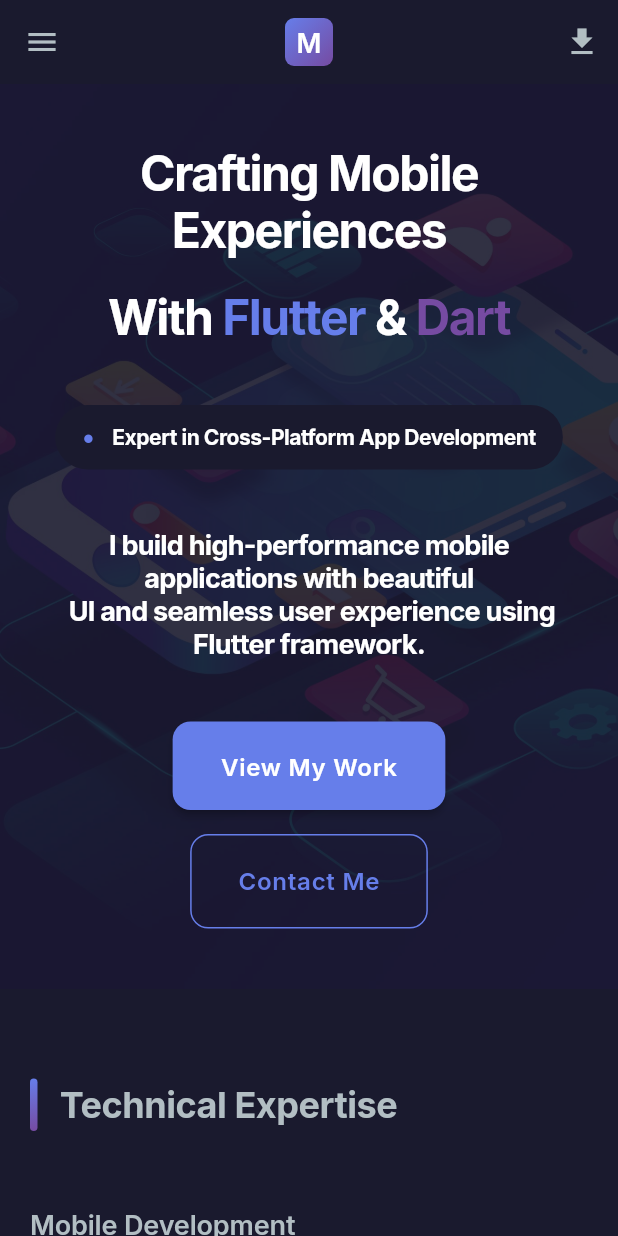
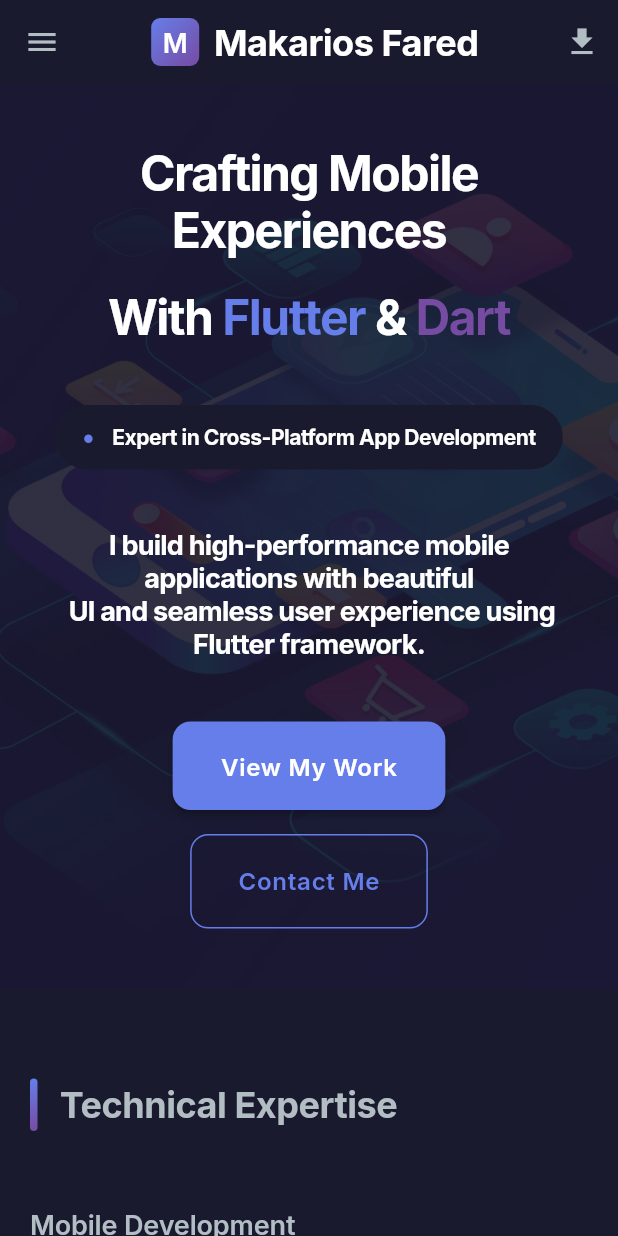
Before and after one commit to MakariosFared/portfolio, a Flutter app: the screen it shows after launch, on a phone screen of 412 x 824 dp. Run offline on Flutter 3.47's test engine with Material 3 defaults, Android fonts, the phone set to English and light mode, and no system bars; our stand-ins replace animate_do, dio, google_fonts.

Commit message:
edit the appbar in mobile and tablet mode

```diff
--- a/lib/features/home/views/home_mobile.dart
+++ b/lib/features/home/views/home_mobile.dart
@@ -12,22 +12,43 @@
   Widget build(BuildContext context) {
     return Scaffold(
       backgroundColor: AppColors.backgroundDark,
-      drawer: const Drawer(
+      drawer: Drawer(
         backgroundColor: AppColors.surfaceDark,
-        child: Center(
-          child: Text('Mobile Menu', style: TextStyle(color: Colors.white)),
+        child: Column(
+          mainAxisAlignment: MainAxisAlignment.center,
+          spacing: 12,
+          children: [
+            TextButton(
+              onPressed: () {},
+              child: const Text(
+                'Home',
+                style: TextStyle(color: AppColors.textLight),
+              ),
+            ),
+            TextButton(
+              onPressed: () {},
+              child: const Text(
+                'Projects',
+                style: TextStyle(color: AppColors.textLight),
+              ),
+            ),
+            TextButton(
+              onPressed: () {},
+              child: const Text(
+                'Contact',
+                style: TextStyle(color: AppColors.textLight),
+              ),
+            ),
+          ],
         ),
       ),
       appBar: AppBar(
         backgroundColor: AppColors.backgroundDark,
         elevation: 0,
-        leading: Builder(
-          builder: (context) => IconButton(
-            icon: const Icon(Icons.menu, color: AppColors.textLight),
-            onPressed: () => Scaffold.of(context).openDrawer(),
-          ),
-        ),
-        title: Container(
+        title: Row(
+          mainAxisAlignment: MainAxisAlignment.center,
+          children: [
+            Container(
               width: 32,
               height: 32,
               decoration: BoxDecoration(
@@ -41,7 +62,10 @@
                 ),
               ),
             ),
-        centerTitle: true,
+            const SizedBox(width: 10),
+            const Text('Makarios Fared', style: TextStyle(color: Colors.white)),
+          ],
+        ),
         actions: [
           IconButton(
             icon: const Icon(Icons.download, color: AppColors.textLight),
@@ -70,7 +94,7 @@
                     ),
                   ),
                   const SizedBox(height: 20),
-                  Container(
+                  SizedBox(
                     height: 300,
                     width: double.infinity,
                     child: Center(
--- a/lib/features/home/views/home_tablet.dart
+++ b/lib/features/home/views/home_tablet.dart
@@ -15,7 +15,9 @@
       appBar: AppBar(
         backgroundColor: AppColors.backgroundDark,
         elevation: 0,
-        title: Container(
+        title: Row(
+          children: [
+            Container(
               width: 40,
               height: 40,
               decoration: BoxDecoration(
@@ -28,6 +30,10 @@
                   style: AppTypography.h3.copyWith(color: Colors.white),
                 ),
               ),
+            ),
+            const SizedBox(width: 10),
+            const Text('Makarios Fared', style: TextStyle(color: Colors.white)),
+          ],
         ),
         actions: [
           TextButton(onPressed: () {}, child: const Text('Home')),
```
Lines whose indentation alone changed are shown as unchanged.
